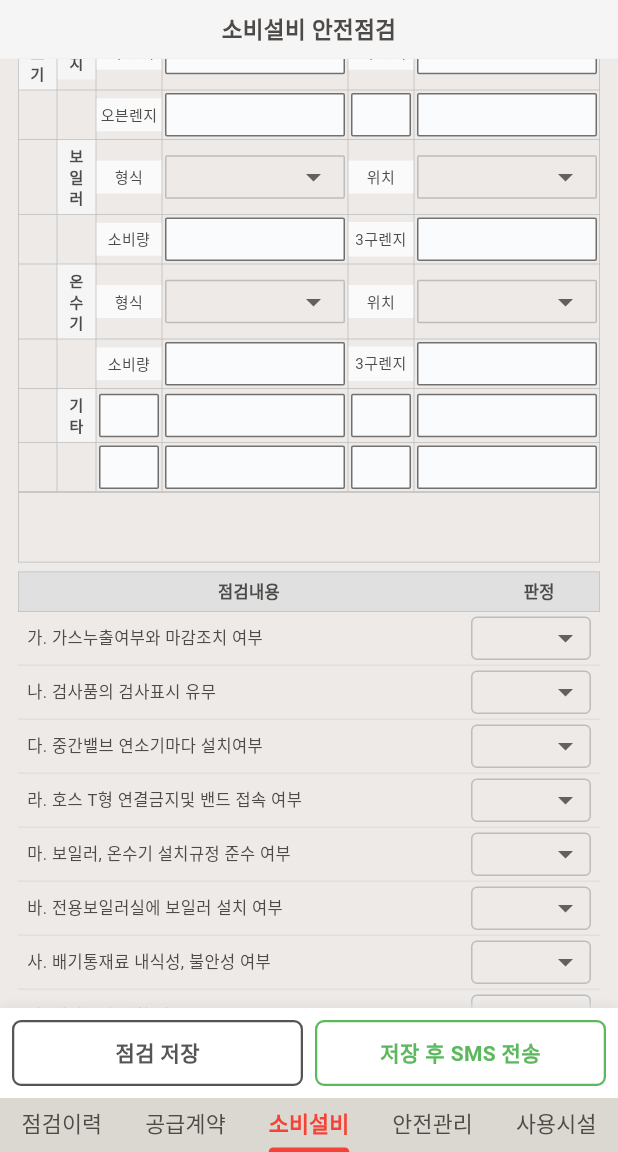
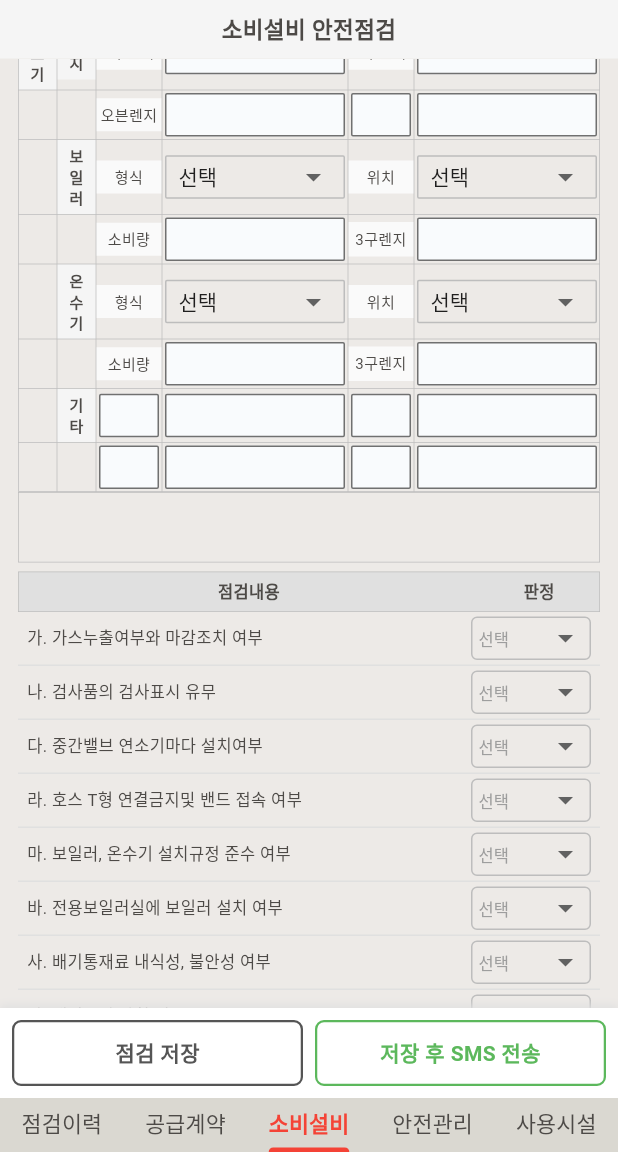
Before and after one commit to joatech1111/gas-safe-flutter, a Flutter app: the SafetyCheckScreen screen opened directly with empty values, item 3 of the bottom bar chosen, scrolled down 576 dp, on a phone screen of 412 x 824 dp, the part 84-1236 px from its top. Run offline on Flutter 3.47's test engine with Material 3 defaults, Android fonts, the phone set to English and light mode, and no system bars; our stand-ins replace device_info_plus, dio, fluttertoast, geolocator, pdf, printing and 1 more; missing offline and left inert: kpostal; accounts and stored records are empty; network calls fail.

Commit message:
fix(ui): 소비설비 드롭다운 미선택 시 '선택' 힌트 텍스트 표시
미선택 상태에서 빈 값 대신 '선택' 텍스트를 회색으로 표시하여 사용성 개선

Co-Authored-By: Claude Opus 4.6 <noreply@anthropic.com>

```diff
--- a/lib/screens/tabs/safety_equip_tab.dart
+++ b/lib/screens/tabs/safety_equip_tab.dart
@@ -119,11 +119,11 @@ class _SafetyEquipTabState extends State<SafetyEquipTab> with AutomaticKeepAlive
   bool _loaded = false;
 
   // Spinner options
-  static const _burnerTypes = ['', 'FF', 'FE', 'CF'];
-  static const _burnerLocations = ['', '옥내', '옥외', '전용'];
-  static const _burnerLocations2 = ['', '옥내', '옥외'];
+  static const _burnerTypes = ['선택', 'FF', 'FE', 'CF'];
+  static const _burnerLocations = ['선택', '옥내', '옥외', '전용'];
+  static const _burnerLocations2 = ['선택', '옥내', '옥외'];
   static const _checkResultOptions = [
-    MapEntry('0', ''),
+    MapEntry('0', '선택'),
     MapEntry('1', '적합'),
     MapEntry('2', '부적합'),
   ];
@@ -848,7 +848,7 @@ class _SafetyEquipTabState extends State<SafetyEquipTab> with AutomaticKeepAlive
                     value: e.key,
                     child: Text(e.value.value, style: TextStyle(
                       fontSize: 11,
-                      color: e.key == 2 ? Colors.red : Colors.black87,
+                      color: e.key == 0 ? Colors.grey : e.key == 2 ? Colors.red : Colors.black87,
                     )),
                   )).toList(),
                   onChanged: (v) {
@@ -1077,7 +1077,10 @@ class _SafetyEquipTabState extends State<SafetyEquipTab> with AutomaticKeepAlive
               style: TextStyle(fontSize: AppInput.fontSize, color: Colors.black87),
               items: items.asMap().entries.map((e) => DropdownMenuItem<int>(
                 value: e.key,
-                child: Text(e.value.isEmpty ? ' ' : e.value, style: TextStyle(fontSize: AppInput.fontSize)),
+                child: Text(e.value.isEmpty ? '선택' : e.value, style: TextStyle(
+                  fontSize: AppInput.fontSize,
+                  color: e.value.isEmpty ? Colors.grey : Colors.black87,
+                )),
               )).toList(),
               onChanged: (v) { if (v != null) onChanged(v); },
             ),
```
